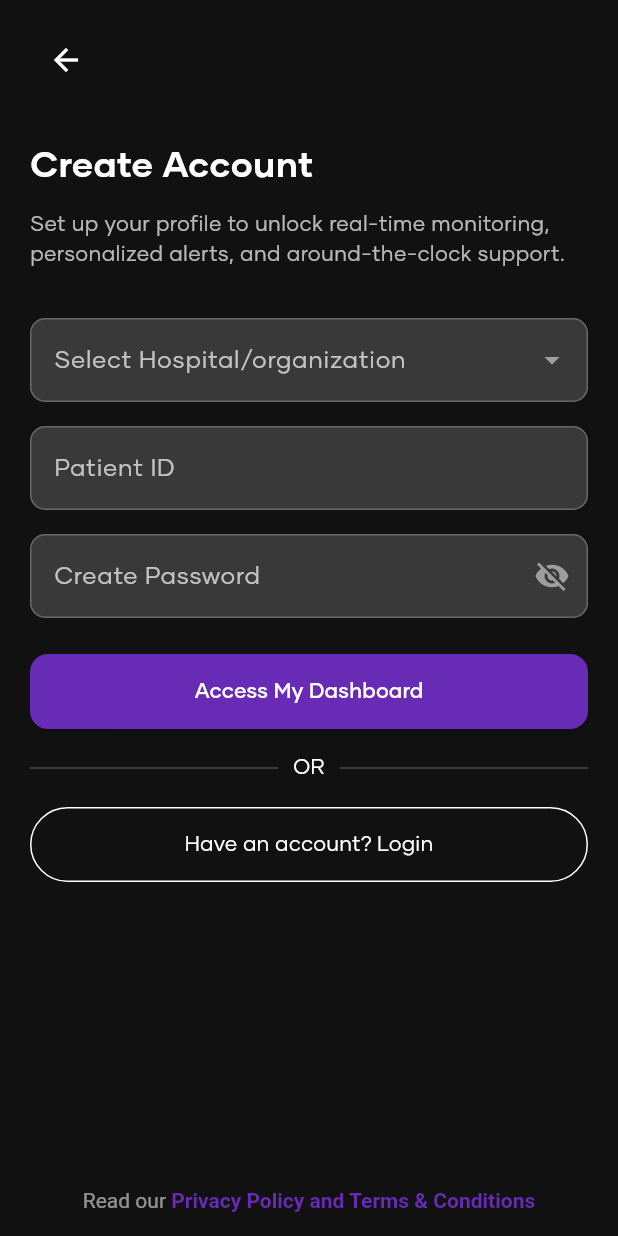
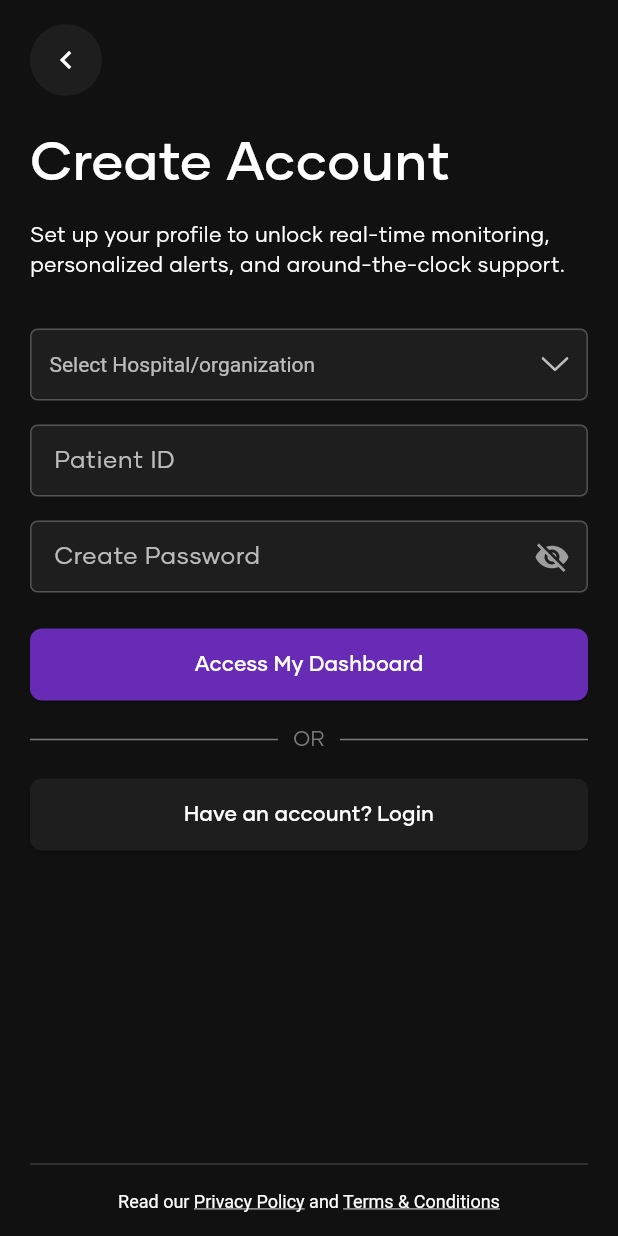
Before and after one commit to Isaiah-Essien/uboho_mobile, a Flutter app: the CreateAccountScreen screen opened directly, on a phone screen of 412 x 824 dp. Run offline on Flutter 3.47's test engine with Material 3 defaults, Android fonts, the phone set to English and light mode, and no system bars; our stand-ins replace connectivity_plus, flutter_svg, get.

Commit message:
finished create account and login with extracted reuseable widgets

```diff
--- a/uboho/lib/features/reuseable_widgets/custom_input.dart
+++ b/uboho/lib/features/reuseable_widgets/custom_input.dart
@@ -1,15 +1,17 @@
 import 'package:flutter/material.dart';
+import 'package:flutter_svg/flutter_svg.dart';
 import '../../utiils/constants/colors.dart';
+import '../../utiils/constants/icons.dart';
 
 class CustomInputField extends StatefulWidget {
   final String hintText;
   final bool isPassword;
   final bool isDropdown;
   final List<String>? dropdownItems;
-  final TextEditingController controller;
-  final VoidCallback? onTap;
+  final String? selectedItem;
+  final ValueChanged<String?>? onDropdownChanged;
+  final TextEditingController? controller;
   final bool readOnly;
-  final IconData? suffixIcon;
 
   const CustomInputField({
     super.key,
@@ -17,10 +19,10 @@ class CustomInputField extends StatefulWidget {
     this.isPassword = false,
     this.isDropdown = false,
     this.dropdownItems,
-    required this.controller,
-    this.onTap,
+    this.selectedItem,
+    this.onDropdownChanged,
+    this.controller,
     this.readOnly = false,
-    this.suffixIcon,
   });
 
   @override
@@ -28,13 +30,14 @@ class CustomInputField extends StatefulWidget {
 }
 
 class _CustomInputFieldState extends State<CustomInputField> {
+  bool _obscureText = true;
   late FocusNode _focusNode;
 
   @override
   void initState() {
+    super.initState();
     _focusNode = FocusNode();
     _focusNode.addListener(() => setState(() {}));
-    super.initState();
   }
 
   @override
@@ -45,38 +48,73 @@ class _CustomInputFieldState extends State<CustomInputField> {
 
   @override
   Widget build(BuildContext context) {
-    final bool isActive = _focusNode.hasFocus || widget.controller.text.isNotEmpty;
+    if (widget.isDropdown) {
+      // Dropdown Field
+      return Container(
+        height: 48,
+        padding: const EdgeInsets.symmetric(horizontal: 12),
+        decoration: BoxDecoration(
+          borderRadius: BorderRadius.circular(5),
+          border: Border.all(color: Colors.white24),
+          color: UColors.boxHighlightColor,
+        ),
+        child: DropdownButtonHideUnderline(
+          child: DropdownButton<String>(
+            value: widget.dropdownItems!.contains(widget.selectedItem) ? widget.selectedItem : null,
 
-    return TextField(
+            hint: Text(widget.hintText, style: const TextStyle(color: Colors.white70)),
+            dropdownColor: UColors.backgroundColor,
+            icon: SvgPicture.asset(UIcons.dropdownIcon),
+            isExpanded: true,
+            style: const TextStyle(color: Colors.white),
+            onChanged: widget.onDropdownChanged,
+            items: widget.dropdownItems!
+                .map((item) => DropdownMenuItem(value: item, child: Text(item)))
+                .toList(),
+          ),
+        ),
+      );
+    } else {
+      // Text or Password Field
+      final bool isActive =
+          _focusNode.hasFocus || (widget.controller?.text.isNotEmpty ?? false);
+
+      return SizedBox(
+        height: 48,
+        child: TextField(
+          controller: widget.controller,
           focusNode: _focusNode,
-      controller: widget.controller,
-      obscureText: widget.isPassword,
-      readOnly: widget.isDropdown || widget.readOnly,
-      onTap: widget.onTap,
+          obscureText: widget.isPassword ? _obscureText : false,
+          readOnly: widget.readOnly,
+          style: const TextStyle(color: Colors.white),
           decoration: InputDecoration(
+            filled: true,
+            fillColor: isActive ? Colors.transparent : UColors.boxHighlightColor,
             hintText: widget.hintText,
-        filled: true,
-        fillColor: isActive ? Colors.transparent : UColors.inputInactiveColor,
             hintStyle: const TextStyle(color: Colors.white70),
-        suffixIcon: Icon(
-          widget.suffixIcon ??
-              (widget.isPassword
-                  ? Icons.visibility_off
-                  : widget.isDropdown
-                  ? Icons.arrow_drop_down
-                  : null),
+            contentPadding: const EdgeInsets.symmetric(horizontal: 12),
+            suffixIcon: widget.isPassword
+                ? IconButton(
+              icon: Icon(
+                _obscureText ? Icons.visibility_off : Icons.visibility,
                 color: Colors.grey,
               ),
+              onPressed: () {
+                setState(() => _obscureText = !_obscureText);
+              },
+            )
+                : null,
             enabledBorder: OutlineInputBorder(
-          borderRadius: BorderRadius.circular(10),
+              borderRadius: BorderRadius.circular(5),
               borderSide: const BorderSide(color: Colors.white24),
             ),
             focusedBorder: OutlineInputBorder(
-          borderRadius: BorderRadius.circular(10),
+              borderRadius: BorderRadius.circular(5),
               borderSide: const BorderSide(color: UColors.primaryColor),
             ),
           ),
-      style: const TextStyle(color: Colors.white),
+        ),
       );
     }
   }
+}
--- a/uboho/lib/features/reuseable_widgets/long_line_footer.dart
+++ b/uboho/lib/features/reuseable_widgets/long_line_footer.dart
@@ -1,41 +1,63 @@
+import 'package:flutter/gestures.dart';
 import 'package:flutter/material.dart';
-
 import '../../utiils/constants/colors.dart';
 
-class LongLineFooter extends StatelessWidget {
-  final String message;
-  final String actionText;
-  final VoidCallback onTap;
+class FooterText extends StatelessWidget {
+  final String fullText;
+  final Map<String, VoidCallback> links;
 
-  const LongLineFooter({
+  const FooterText({
     super.key,
-    required this.message,
-    required this.actionText,
-    required this.onTap,
+    required this.fullText,
+    required this.links,
   });
 
   @override
   Widget build(BuildContext context) {
+    final spans = <TextSpan>[];
+    String remainingText = fullText;
+
+    links.forEach((linkText, onTap) {
+      final index = remainingText.indexOf(linkText);
+      if (index >= 0) {
+        // Add plain text before the link
+        if (index > 0) {
+          spans.add(TextSpan(text: remainingText.substring(0, index)));
+        }
+
+        // Add the clickable link text
+        spans.add(
+          TextSpan(
+            text: linkText,
+            style: const TextStyle(
+              color: Colors.white,
+              decoration: TextDecoration.underline,
+              fontWeight: FontWeight.normal, // Not bold
+            ),
+            recognizer: TapGestureRecognizer()..onTap = onTap,
+          ),
+        );
+
+        // Remove processed part from the string
+        remainingText = remainingText.substring(index + linkText.length);
+      }
+    });
+
+    // Add any remaining plain text
+    if (remainingText.isNotEmpty) {
+      spans.add(TextSpan(text: remainingText));
+    }
+
     return Column(
       children: [
-        const Divider(color: Colors.white12),
+        const Divider(color: UColors.footerWithTextDividerColor),
         const SizedBox(height: 10),
-        GestureDetector(
-          onTap: onTap,
+        Center(
           child: RichText(
+            textAlign: TextAlign.center,
             text: TextSpan(
-              text: message,
-              style: const TextStyle(color: Colors.white70),
-              children: [
-                TextSpan(
-                  text: actionText,
-                  style: const TextStyle(
-                    color: Colors.white,
-                    fontWeight: FontWeight.bold,
-                    decoration: TextDecoration.underline,
-                  ),
-                )
-              ],
+              style: const TextStyle(color: Colors.white, fontSize: 12),
+              children: spans,
             ),
           ),
         ),
@@ -43,41 +65,3 @@ class LongLineFooter extends StatelessWidget {
     );
   }
 }
-
-
-class FooterText extends StatelessWidget {
-  final String text;
-  final String linkText;
-  final VoidCallback onTap;
-
-  const FooterText({
-    super.key,
-    required this.text,
-    required this.linkText,
-    required this.onTap,
-  });
-
-  @override
-  Widget build(BuildContext context) {
-    return Center(
-      child: GestureDetector(
-        onTap: onTap,
-        child: RichText(
-          text: TextSpan(
-            text: '$text ',
-            style: const TextStyle(color: Colors.white54),
-            children: [
-              TextSpan(
-                text: linkText,
-                style: const TextStyle(
-                  color: UColors.primaryColor,
-                  fontWeight: FontWeight.bold,
-                ),
-              ),
-            ],
-          ),
-        ),
-      ),
-    );
-  }
-}
--- a/uboho/lib/features/reuseable_widgets/primary_button.dart
+++ b/uboho/lib/features/reuseable_widgets/primary_button.dart
@@ -1,33 +1,38 @@
-// widgets/primary_button.dart
 import 'package:flutter/material.dart';
 import '../../utiils/constants/colors.dart';
 
 class PrimaryButton extends StatelessWidget {
   final String text;
   final VoidCallback onPressed;
+  final Color? color; // <-- Optional custom color
 
   const PrimaryButton({
     super.key,
     required this.text,
     required this.onPressed,
+    this.color, // <-- Now accepts an optional color
   });
 
   @override
   Widget build(BuildContext context) {
     return SizedBox(
       width: double.infinity,
-      height: 50,
+      height: 48,
       child: ElevatedButton(
         onPressed: onPressed,
         style: ElevatedButton.styleFrom(
-          backgroundColor: UColors.primaryColor,
+          backgroundColor: color ?? UColors.primaryColor, // <-- fallback to default
           shape: RoundedRectangleBorder(
-            borderRadius: BorderRadius.circular(12),
+            borderRadius: BorderRadius.circular(8),
           ),
         ),
         child: Text(
           text,
-          style: const TextStyle(color: Colors.white, fontSize: 14, fontWeight: FontWeight.w600),
+          style: const TextStyle(
+            color: Colors.white,
+            fontSize: 14,
+            fontWeight: FontWeight.w600,
+          ),
         ),
       ),
     );
--- a/uboho/lib/features/screens/create_account/create_account.dart
+++ b/uboho/lib/features/screens/create_account/create_account.dart
@@ -1,108 +1,139 @@
 import 'package:flutter/material.dart';
 import 'package:get/get.dart';
+import 'package:uboho/features/screens/onboarding/onboarding1.dart';
+import 'package:uboho/features/screens/onboarding/onboarding_screen.dart';
+import 'package:uboho/utiils/constants/text_strings.dart';
 import '../../../utiils/constants/colors.dart';
-
+import '../../controllers/create_account_controller.dart';
 import '../../reuseable_widgets/custom_input.dart';
 import '../../reuseable_widgets/long_line_footer.dart';
+import '../../reuseable_widgets/onboarding_title_subtitle.dart';
 import '../../reuseable_widgets/primary_button.dart';
 import '../login/login.dart';
-
-
 
 class CreateAccountScreen extends StatelessWidget {
   const CreateAccountScreen({super.key});
 
   @override
   Widget build(BuildContext context) {
-    final TextEditingController hospitalController = TextEditingController();
-    final TextEditingController patientIdController = TextEditingController();
-    final TextEditingController passwordController = TextEditingController();
+    final controller = Get.put(CreateAccountController());
+
+    final List<String> hospitals = [
+      'General Hospital',
+      'PeaceCare Clinic',
+      'Unity Medical Center',
+      'HealthPoint',
+    ];
 
     return Scaffold(
       backgroundColor: UColors.backgroundColor,
       body: SafeArea(
-        child: Padding(
+        child: LayoutBuilder(
+          builder: (context, constraints) {
+            return SingleChildScrollView(
               padding: const EdgeInsets.symmetric(horizontal: 20),
+              child: ConstrainedBox(
+                constraints: BoxConstraints(minHeight: constraints.maxHeight),
+                child: IntrinsicHeight(
                   child: Column(
                     crossAxisAlignment: CrossAxisAlignment.start,
                     children: [
-              const SizedBox(height: 16),
-              const BackButton(color: Colors.white),
-
-              const SizedBox(height: 30),
-              const Text(
-                'Create Account',
-                style: TextStyle(fontSize: 24, fontWeight: FontWeight.bold, color: Colors.white),
+                      // Top skip-style back icon
+                      Align(
+                        alignment: Alignment.centerLeft,
+                        child: Container(
+                          margin: const EdgeInsets.only(top: 16),
+                          decoration: const BoxDecoration(
+                            color: UColors.boxHighlightColor,
+                            shape: BoxShape.circle,
                           ),
-              const SizedBox(height: 12),
-              const Text(
-                'Set up your profile to unlock real-time monitoring, personalized alerts, and around-the-clock support.',
-                style: TextStyle(color: Colors.white70),
+                          child: IconButton(
+                            icon: const Icon(Icons.chevron_left, color: Colors.white),
+                            onPressed: () {
+                              Get.offAll(() =>  OnboardingScreen());
+                            },
+                          ),
+                        ),
                       ),
 
+                      const SizedBox(height: 20),
+
+                      OnboardingTitleSubtitle(
+                        title: UTexts.createAccountTitle,
+                        subtitle: UTexts.createAccountSubTitle,
+                      ),
                       const SizedBox(height: 32),
-              CustomInputField(
+
+                      Obx(() => CustomInputField(
                         hintText: 'Select Hospital/organization',
                         isDropdown: true,
-                controller: hospitalController,
-                onTap: () {
-                  // open dropdown sheet or page
-                },
-              ),
+                        dropdownItems: hospitals,
+                        selectedItem: controller.selectedDropdownItem.value,
+                        onDropdownChanged: controller.selectDropdownItem,
+                      )),
+
                       const SizedBox(height: 16),
                       CustomInputField(
                         hintText: 'Patient ID',
-                controller: patientIdController,
+                        controller: controller.patientIdController,
                       ),
                       const SizedBox(height: 16),
                       CustomInputField(
                         hintText: 'Create Password',
                         isPassword: true,
-                controller: passwordController,
+                        controller: controller.passwordController,
                       ),
+                      const SizedBox(height: 24),
 
-              const SizedBox(height: 24),
                       PrimaryButton(
                         text: 'Access My Dashboard',
                         onPressed: () {
-                  // Handle account creation
+                          // handle submit
                         },
                       ),
 
                       const SizedBox(height: 16),
-              Row(children: const [
-                Expanded(child: Divider(color: Colors.white24)),
-                Padding(
+
+                      Row(
+                        children: [
+                          const Expanded(child: Divider(color: UColors.dividerColor)),
+                          const Padding(
                             padding: EdgeInsets.symmetric(horizontal: 10),
-                  child: Text("OR", style: TextStyle(color: Colors.white)),
+                            child: Text("OR", style: TextStyle(color: UColors.dividerColor)),
                           ),
-                Expanded(child: Divider(color: Colors.white24)),
-              ]),
+                          const Expanded(child: Divider(color: UColors.dividerColor)),
+                        ],
+                      ),
+
                       const SizedBox(height: 16),
-              OutlinedButton(
-                style: OutlinedButton.styleFrom(
-                  foregroundColor: Colors.white,
-                  minimumSize: const Size.fromHeight(50),
-                  side: const BorderSide(color: Colors.white),
-                ),
-                onPressed: () => Get.to(() => const LoginScreen()),
-                child: const Text('Have an account? Login'),
+
+                      PrimaryButton(
+                        text: 'Have an account? Login',
+                        color: UColors.boxHighlightColor,
+                        onPressed: () {
+                          Get.to(() => const LoginScreen());
+                        },
                       ),
 
                       const Spacer(),
 
                       FooterText(
-                text: 'Read our',
-                linkText: 'Privacy Policy and Terms & Conditions',
-                onTap: () {
-                  // Show terms
+                        fullText: 'Read our Privacy Policy and Terms & Conditions',
+                        links: {
+                          'Privacy Policy': () {},
+                          'Terms & Conditions': () {},
                         },
                       ),
+
                       const SizedBox(height: 16),
                     ],
                   ),
                 ),
               ),
             );
+          },
+        ),
+      ),
+    );
   }
 }
--- a/uboho/lib/utiils/constants/colors.dart
+++ b/uboho/lib/utiils/constants/colors.dart
@@ -9,6 +9,8 @@ class UColors {
   static const Color boxHighlightColor = Color(0xFF1E1E1E);
   static const Color backgroundColor = Color(0xFF111111);
   static const Color inputInactiveColor = Color(0xFF393939);
+  static const Color dividerColor = Color(0xFF7A7A7A);
+  static const Color footerWithTextDividerColor = Color(0xFF393939);
 
 
   static MaterialColor getMaterialColor(Color color) {
--- a/uboho/lib/utiils/constants/icons.dart
+++ b/uboho/lib/utiils/constants/icons.dart
@@ -7,5 +7,5 @@ class UIcons{
   static const String warningAlert = 'assets/icons/warning_alert.svg';
 
   //Onboarding svg
-  static const String arc = 'assets/icons/arc.svg';
+  static const String dropdownIcon = 'assets/icons/white_dropdown.svg';
 }
--- a/uboho/lib/utiils/constants/text_strings.dart
+++ b/uboho/lib/utiils/constants/text_strings.dart
@@ -14,4 +14,12 @@ class UTexts{
   static const String onboardingThreeTitle='Always Here';
   static const String onboardingThreeSubTitle='Uboho keeps watch 24/7, sending instant alerts to doctors and your emergency contacts so you’re never alone—because your safety and well-being always come first.';
 
+  //Create Account Title and subtitles
+  static const String createAccountTitle='Create Account';
+  static const String createAccountSubTitle='Set up your profile to unlock real-time monitoring, personalized alerts, and around-the-clock support.';
+
+  //Login title and subtitle
+  static const String loginTitle='Welcome Back!';
+  static const String loginSubtitle='Let’s get you back to monitoring safely and staying in control—your health journey continues here.';
+
 }
```
Also changed, not shown: uboho/lib/features/controllers/create_account_controller.dart (added, +29 -0 lines), uboho/lib/features/reuseable_widgets/custom_appbar.dart (added, +73 -0 lines), uboho/lib/features/screens/login/login.dart (+57 -18 lines), uboho/assets/icons/arc.svg (deleted), uboho/assets/icons/white_dropdown.svg (added), uboho/assets/images/health_prof.jpeg. Lines whose indentation alone changed are shown as unchanged.
